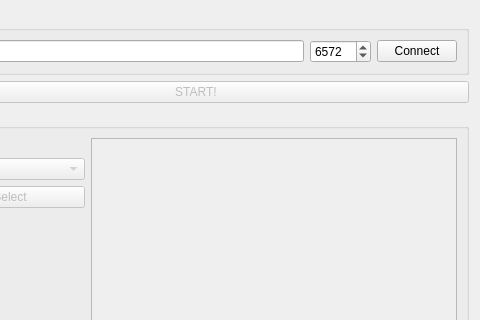
Old version of the form arkhorclient/gui/startform.ui in the repository kingnak/arkhor; both pictures show x 88 to 568 and y 0 to 320 of the 568 by 502 pixel window.
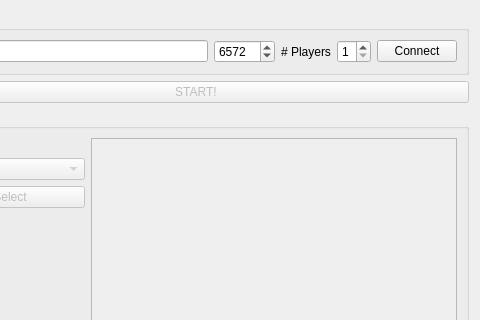
New version of the form. Custom widgets are drawn as their Qt base class.

Commit message: Support for multiple players in 1 client

What changed in the file:
```diff
--- a/arkhorclient/gui/startform.ui
+++ b/arkhorclient/gui/startform.ui
@@ -37,6 +37,23 @@
         </property>
        </widget>
       </item>
+      <item>
+       <widget class="QLabel" name="label_2">
+        <property name="text">
+         <string># Players</string>
+        </property>
+       </widget>
+      </item>
+      <item>
+       <widget class="QSpinBox" name="spnNrPlayers">
+        <property name="minimum">
+         <number>1</number>
+        </property>
+        <property name="maximum">
+         <number>8</number>
+        </property>
+       </widget>
+      </item>
       <item>
        <widget class="QPushButton" name="btnConnect">
         <property name="text">
```
The commit also changes 8 other files.
